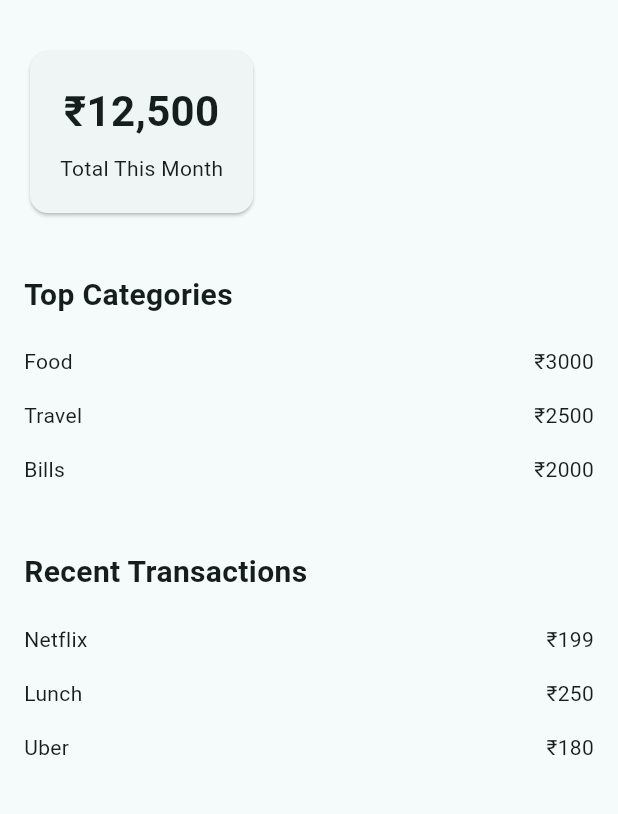
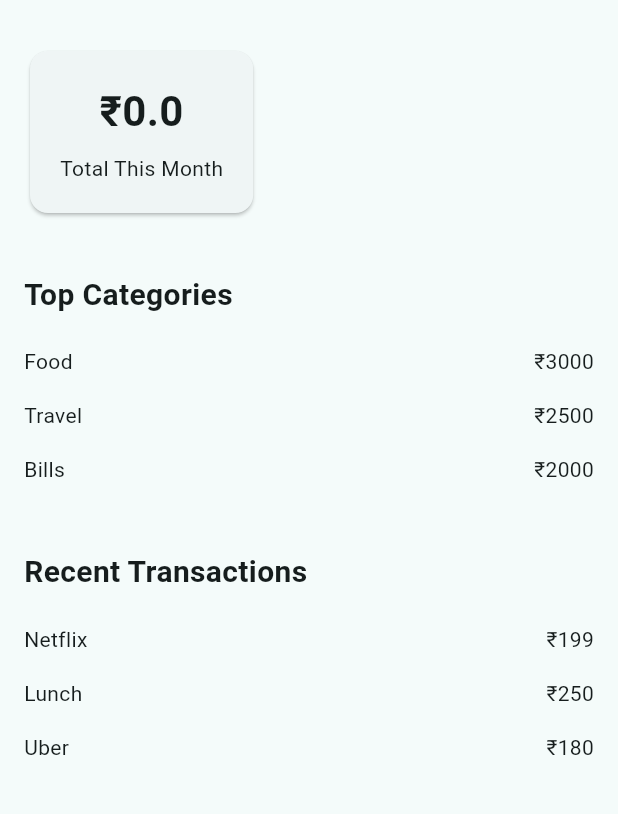
Before and after one commit to sreekarmovva/expense-flow, a Flutter app: the DashboardScreen screen opened directly, on a phone screen of 412 x 824 dp, the part 63-877 px from its top. Run offline on Flutter 3.47's test engine with Material 3 defaults, Android fonts, the phone set to English and light mode, and no system bars; our stand-ins replace flutter_riverpod, go_router, hive, hive_flutter; accounts and stored records are empty.

Commit message:
Connected dashboard to live expense data

```diff
--- a/lib/app/routes.dart
+++ b/lib/app/routes.dart
@@ -7,7 +7,7 @@ final GoRouter appRouter = GoRouter(
   routes: [
     GoRoute(
       path: '/',
-      builder: (context, state) => const ExpenseScreen(),
+      builder: (context, state) => const DashboardScreen(),
     ),
   ],
 );
--- a/lib/features/dashboard/dashboard_screen.dart
+++ b/lib/features/dashboard/dashboard_screen.dart
@@ -3,12 +3,20 @@ import 'widgets/monthly_summary_card.dart';
 import '../../shared/widgets/category_row.dart';
 import '../../shared/widgets/section_title.dart';
 import '../../shared/widgets/transaction_row.dart';
+import 'package:flutter_riverpod/flutter_riverpod.dart';
+import '../../providers/expense_provider.dart';
 
-class DashboardScreen extends StatelessWidget {
+class DashboardScreen extends ConsumerWidget {
   const DashboardScreen({super.key});
 
   @override
-  Widget build(BuildContext context) {
+  Widget build(BuildContext context, WidgetRef ref) {
+    final expenses = ref.watch(expenseProvider);
+    double total = 0;
+
+    for (final expense in expenses) {
+      total += double.parse(expense.amount);
+    }
     return Scaffold(
       appBar: AppBar(
         title: const Text('ExpenseFlow'),
@@ -17,9 +25,9 @@ class DashboardScreen extends StatelessWidget {
         padding: const EdgeInsets.all(16),
         child: Column(
           crossAxisAlignment: CrossAxisAlignment.start,
-          children: const [
+          children: [
             MonthlySummaryCard(
-              amount: '₹12,500',
+              amount: '₹${total.toString()}',
             ),
             SizedBox(height: 24),
             SectionTitle(
```
